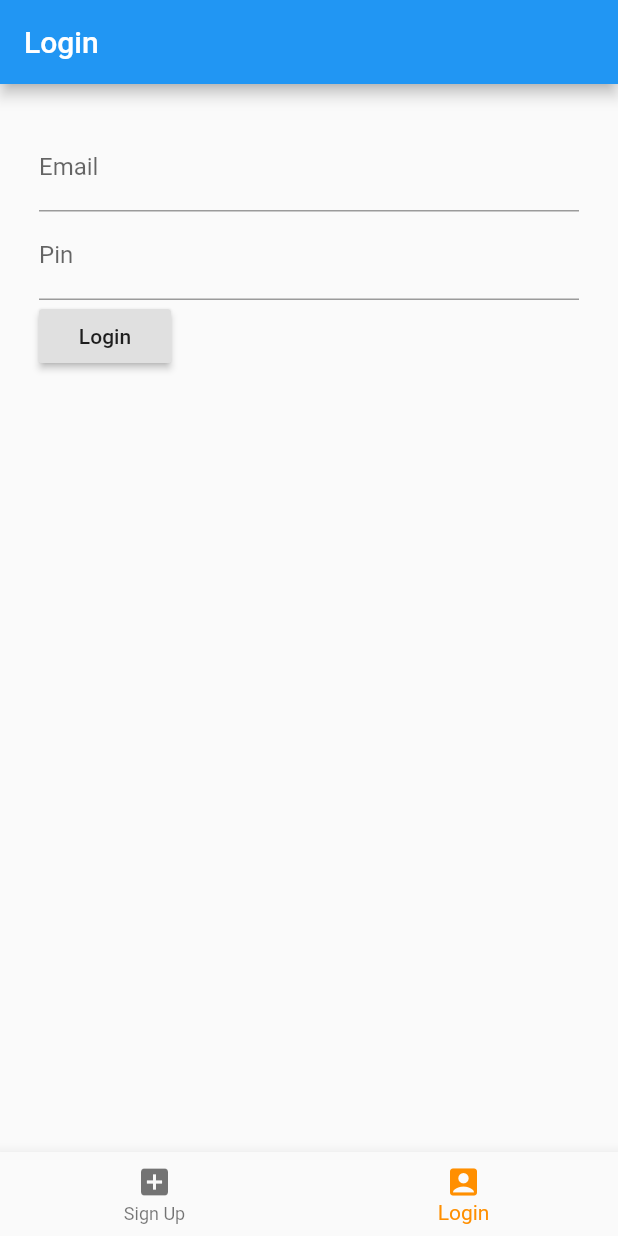
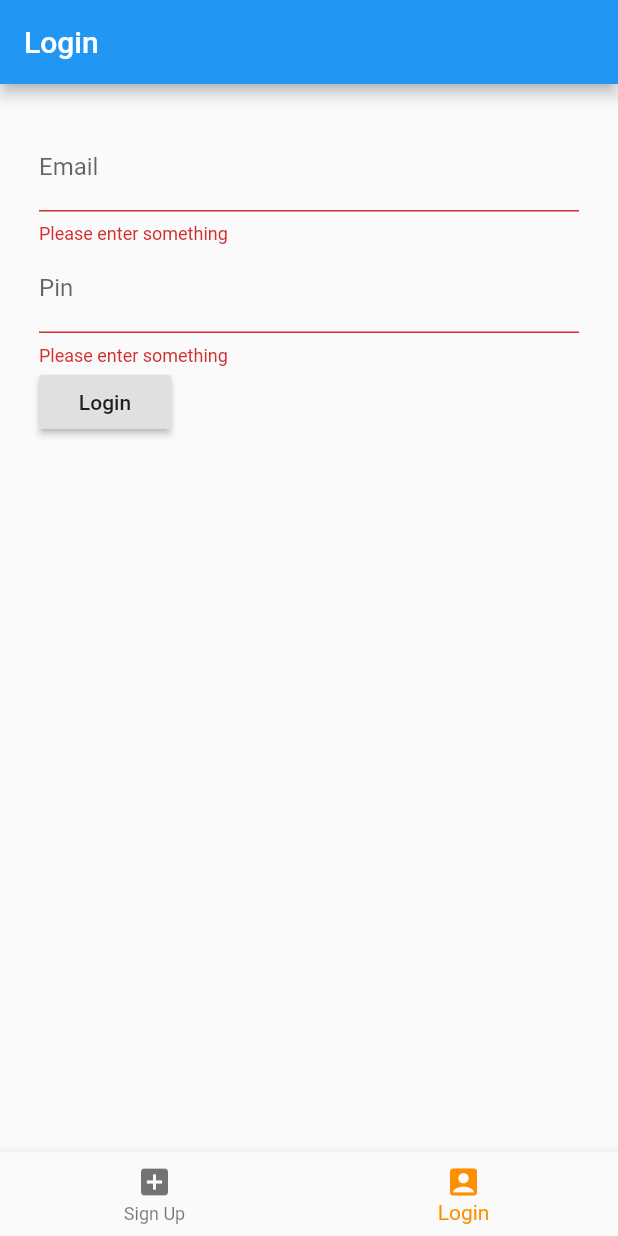
Before and after one commit to Brawrdon/IsThisAMood, a Flutter app: the screen it shows after launch, item 2 of the bottom bar chosen, after a tap on "Login", on a phone screen of 412 x 824 dp. Run offline on Flutter 3.47's test engine with Material 2 defaults, Android fonts, the phone set to English and light mode, and no system bars; our stand-ins replace csv, shared_preferences; project files that could hold a hidden picture were left out.

Commit message:
feat(app): Add login

```diff
--- a/app/lib/signup.dart
+++ b/app/lib/signup.dart
@@ -18,6 +18,7 @@ class SignUpPageState extends State<SignUpPage> {
 	final _loginFormKey = GlobalKey<FormState>();
 	final _signUpPinKey = GlobalKey<FormFieldState>();
 	final _loginPinKey = GlobalKey<FormFieldState>();
+	final _scaffoldKey = GlobalKey<ScaffoldState>();
 
 	String _email;
 	String _pin;
@@ -59,28 +60,7 @@ class SignUpPageState extends State<SignUpPage> {
 					_pinTextFormField("Re-enter your 4 digit pin", "Confirm Pin", _confirmPinValidation),
 					RaisedButton(
 						onPressed: () async {
-							if (_signUpFormKey.currentState.validate()) {
-								_signUpFormKey.currentState.save();
-								var url = "https://www.cs.kent.ac.uk/projects/IsThisAMood/api/signup";
-								var body = json.encode({"email": _email, "pin": _pin});
-
-								Map<String, String> headers = {
-									'Content-type': 'application/json',
-									'Accept': 'application/json',
-								};
-								var response = await http.post(url, body: body, headers: headers);
-
-								if (response.statusCode != 200)
-									Scaffold.of(context).showSnackBar(SnackBar(content: Text("There was a network error, try again.")));
-								else {
-									var responseJson = json.decode(response.body);
-									final prefs = await SharedPreferences.getInstance();
-									print(responseJson["access_token"]);
-									prefs.setString('access_token', responseJson["access_token"]);
-									prefs.setString('pin', _signUpPinKey.currentState.value);
-									Navigator.of(context).pushNamedAndRemoveUntil('/home', (Route<dynamic> route) => false);
-								}
-							}
+							await _sendRequest("https://www.cs.kent.ac.uk/projects/IsThisAMood/api/signup");
 						},
 						child: Text("Signup"))
 				]))));
@@ -99,40 +79,45 @@ class SignUpPageState extends State<SignUpPage> {
 						},
 					),
 
-					_pinTextFormField("Enter your pin", "Pin", _pinValidation),
+					_pinTextFormField("Enter your pin", "Pin", _pinValidation, key: _loginPinKey),
 
 					RaisedButton(
 						onPressed: () async {
-//                    if (_loginFormKey.currentState.validate()) {
-//                      _loginFormKey.currentState.save();
-//                      var url = "https://www.cs.kent.ac.uk/projects/IsThisAMood/api/signup";
-//                      var body = json.encode({"email": _email, "pin": _pin});
-//
-//                      Map<String, String> headers = {
-//                        'Content-type': 'application/json',
-//                        'Accept': 'application/json',
-//                      };
-//                      var response = await http.post(url, body: body, headers: headers);
-//
-//                      if (response.statusCode != 200)
-//                        Scaffold.of(context).showSnackBar(SnackBar(content: Text("There was a network error, try again.")));
-//                      else {
-//                        var responseJson = json.decode(response.body);
-//                        final prefs = await SharedPreferences.getInstance();
-//                        print(responseJson["access_token"]);
-//                        prefs.setString('access_token', responseJson["access_token"]);
-//                        prefs.setString('pin', _loginPinKey.currentState.value);
-//                        Navigator.of(context).pushNamedAndRemoveUntil('/home', (Route<dynamic> route) => false);
-//                      }
-//                    }
+							await _sendRequest("https://www.cs.kent.ac.uk/projects/IsThisAMood/api/app/login");
 						},
 						child: Text("Login"))
 				]))));
 	}
 
+	Future _sendRequest(String url) async {
+		if (_loginFormKey.currentState.validate()) {
+			_loginFormKey.currentState.save();
+			var body = json.encode({"email": _email, "pin": _pin});
+
+			print(_email);
+			Map<String, String> headers = {
+				'Content-type': 'application/json',
+				'Accept': 'application/json',
+			};
+			var response = await http.post(url, body: body, headers: headers);
+
+			if (response.statusCode != 200)
+				_scaffoldKey.currentState.showSnackBar(SnackBar(content: Text("Oops... there was a problem, try again.")));
+			else {
+				var responseJson = json.decode(response.body);
+				final prefs = await SharedPreferences.getInstance();
+				print(responseJson["access_token"]);
+				prefs.setString('access_token', responseJson["access_token"]);
+				prefs.setString('pin', _loginPinKey.currentState.value);
+				Navigator.of(context).pushNamedAndRemoveUntil('/home', (Route<dynamic> route) => false);
+			}
+		}
+	}
+
 	@override
 	Widget build(BuildContext context) {
 		return Scaffold(
+			key: _scaffoldKey,
 			appBar: AppBar(title: Text(_title)),
 			body: IndexedStack(
 				index: _currentIndex,
@@ -157,7 +142,7 @@ class SignUpPageState extends State<SignUpPage> {
 		if (_currentIndex != index)
 			setState(() {
 				_title = "Sign Up";
-				if(index == 1)
+				if (index == 1)
 					_title = "Login";
 
 				_currentIndex = index;
```
